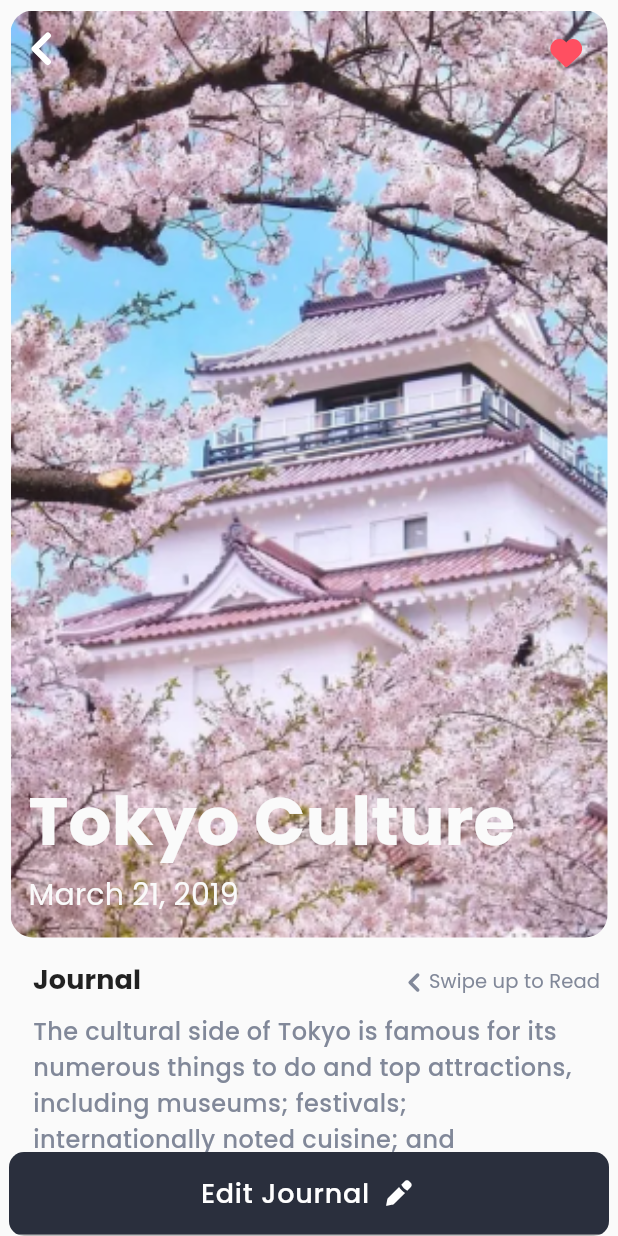
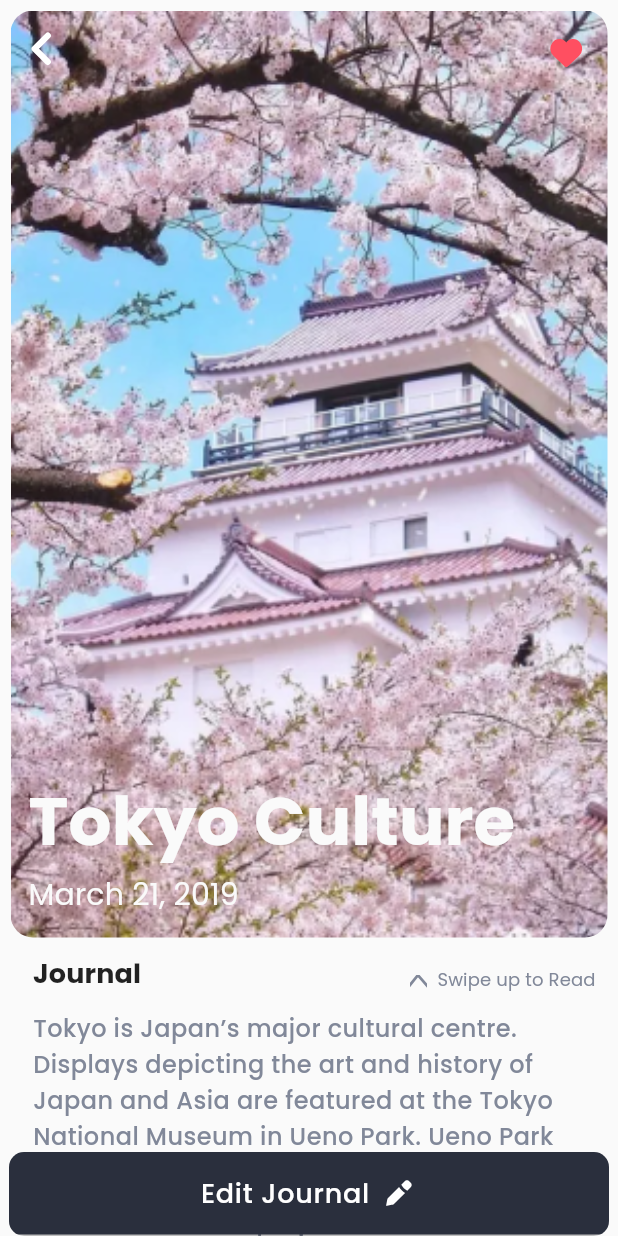
Before and after one commit to jegathish/journal_app, a Flutter app: the screen it shows after launch, after a tap on "Tokyo Culture", on a phone screen of 412 x 824 dp. Run offline on Flutter 3.47's test engine with Material 2 defaults, Android fonts, the phone set to English and light mode, and no system bars; our stand-ins replace carousel_slider, flutter_svg, google_fonts.

Commit message:
size change alignment fix

```diff
--- a/lib/home/home_background.dart
+++ b/lib/home/home_background.dart
@@ -27,7 +27,6 @@ class HompageBackgroud extends StatelessWidget {
               ),
               Container(
                   alignment: Alignment.bottomCenter,
-                  // padding: EdgeInsets.fromLTRB(0, 0, 0, 20),
                   child: SizedBox(
                       width: 380,
                       height: 258.81,
--- a/lib/home/home_page.dart
+++ b/lib/home/home_page.dart
@@ -60,12 +60,12 @@ class _HomePageBodyState extends State<HomePageBody> {
     new JournalDetail("Trip to Tokyo", "March 21, 2019", "assets/tokyo_bg.jpeg",
         "Tokyo comes to life at night. The best places to experience nightlife in Tokyo are shinjuku, shibuya, Ginza Roppongi and Tokyo Tower. In Tokyo comes to life at night. The best places to experience nightlife in Tokyo are shinjuku, shibuya, Ginza Roppongi and Tokyo Tower. In Tokyo comes to life at night. The best places to experience nightlife in Tokyo are shinjuku, shibuya, Ginza Roppongi and Tokyo Tower. In Tokyo comes to life at night. The best places to experience nightlife in Tokyo are shinjuku, shibuya, Ginza Roppongi and Tokyo Tower. In Tokyo"),
     new JournalDetail("Tokyo City", "March 21, 2019", "assets/tokyo_bg_1.png",
-        "Tokyo comes to life at night. The best places to experience nightlife in Tokyo are shinjuku, shibuya, Ginza Roppongi and Tokyo Tower. In Tokyo comes to life at night. The best places to experience nightlife in Tokyo are shinjuku, shibuya, Ginza Roppongi and Tokyo Tower. In Tokyo comes to life at night. The best places to experience nightlife in Tokyo are shinjuku, shibuya, Ginza Roppongi and Tokyo Tower. In Tokyo comes to life at night. The best places to experience nightlife in Tokyo are shinjuku, shibuya, Ginza Roppongi and Tokyo Tower. In Tokyo"),
+        "The site of Tokyo has been inhabited since ancient times; the small fishing village of Edo existed there for centuries. Edo’s development into a city did not occur until the Tokugawa period (1603–1867), when it became the capital of the Tokugawa shogunate. During this period, however, the imperial family remained in Kyōto, the ancient imperial capital. With the Meiji Restoration of 1868, which ended the shogunate, the capital was moved to Edo. The city was renamed Tokyo, meaning “eastern capital.” Edo had been Japan’s largest city since the 17th century. Tokyo’s population exceeded one million in the late 19th century, and as Japan’s political, economic, and cultural centre it became one of the world’s most populous cities in the 20th century."),
     new JournalDetail(
         "Tokyo Culture",
         "March 21, 2019",
         "assets/tokyo_bg_2.png",
-        "The cultural side of Tokyo is famous for its numerous things to do and top attractions, including museums; festivals; internationally noted cuisine; and professional sports clubs, including baseball, football, and traditional Japanese pursuits like sumo wrestling.")
+        "Tokyo is Japan’s major cultural centre. Displays depicting the art and history of Japan and Asia are featured at the Tokyo National Museum in Ueno Park. Ueno Park is also the site of a science museum, a zoological garden, and two major art museums. Art and science museums are located close to the Imperial Palace, and museums of various types are located elsewhere in the city. Theatrical works, including everything from traditional Kabuki to modern drama, are performed regularly, as are symphonic works, operas, and other Western forms of dance and music. The University of Tokyo heads a long list of major universities and colleges in the metropolitan area.Tokyo is the chief transportation hub for Japan, as well as an important international traffic centre. It is served by a dense network of electric railways, subways, bus lines, and highways. Tokyo station is the central railroad terminal for all of Japan, including the high-speed Shinkansen bullet trains from western Japan. Ueno Station is the terminus for rail lines running to northern Japan, and Shinjuku station is the terminus for trains from central Honshu and Tokyo’s western suburbs. Several privately owned electric rail lines provide interurban transit service. Tokyo’s international airport is at Narita, in Chiba prefecture, while the city’s Haneda airport on the bay provides domestic service. Area 240 square miles (621 square km). Pop. (2005) 8,489,653; (2010) 8,945,695.")
   ];
 
   setJournal(widthSize, heightSize) {
@@ -93,8 +93,7 @@ class _HomePageBodyState extends State<HomePageBody> {
                       height: 25,
                     )),
                 Container(
-                  height: heightSize / 100 * 48,
-                  padding: EdgeInsets.fromLTRB(12, 0, 0, 0),
+                  padding: EdgeInsets.fromLTRB(12, 0, 0, 50),
                   alignment: Alignment.bottomLeft,
                   child: Container(
                       child: Text(
@@ -108,8 +107,7 @@ class _HomePageBodyState extends State<HomePageBody> {
                   )),
                 ),
                 Container(
-                  height: heightSize / 100 * 51,
-                  padding: EdgeInsets.fromLTRB(12, 0, 0, 0),
+                  padding: EdgeInsets.fromLTRB(12, 0, 0, 25),
                   alignment: Alignment.bottomLeft,
                   child: Container(
                       child: Text(
@@ -177,7 +175,8 @@ class _HomePageBodyState extends State<HomePageBody> {
                         autoPlayCurve: Curves.easeIn,
                         enableInfiniteScroll: true,
                         autoPlayAnimationDuration: Duration(milliseconds: 800),
-                        viewportFraction: 0.7,
+                        viewportFraction: .7,
+                        // pageSnapping: true,
                       ),
                     ))),
             Container(
--- a/lib/journal/journal.dart
+++ b/lib/journal/journal.dart
@@ -171,7 +171,7 @@ class _JournalPageState extends State<JournalPage>
                       )
                     ])),
                     Container(
-                        padding: EdgeInsets.fromLTRB(15, 20, 5, 10),
+                        padding: EdgeInsets.fromLTRB(15, 10, 5, 5),
                         child: Row(
                             mainAxisAlignment: MainAxisAlignment.spaceBetween,
                             children: [
@@ -183,20 +183,24 @@ class _JournalPageState extends State<JournalPage>
                                       height: 1)),
                               Container(
                                   child: Row(children: [
-                                SvgPicture.asset(
-                                  "assets/icons/Expand_left.svg",
-                                  height: 20,
+                                Container(
+                                    margin: EdgeInsets.fromLTRB(0, 15, 7, 0),
+                                    child: SvgPicture.asset(
+                                      "assets/icons/up_arrow.svg",
+                                      height: 18,
                                       color: Color(0xFF818899),
-                                ),
-                                Text(
+                                    )),
+                                Container(
+                                    margin: EdgeInsets.fromLTRB(0, 5, 3, 0),
+                                    child: Text(
                                       "Swipe up to Read",
                                       style: GoogleFonts.poppins(
-                                      fontSize: 13,
+                                          fontSize: 12,
                                           letterSpacing: .1,
                                           // fontWeight: FontWeight.bold,
                                           color: Color(0xFF818899),
                                           height: 1),
-                                )
+                                    ))
                               ]))
                             ])),
                     Container(
```
Also changed, not shown: assets/icons/up_arrow.svg (added). Lines whose indentation alone changed are shown as unchanged.
